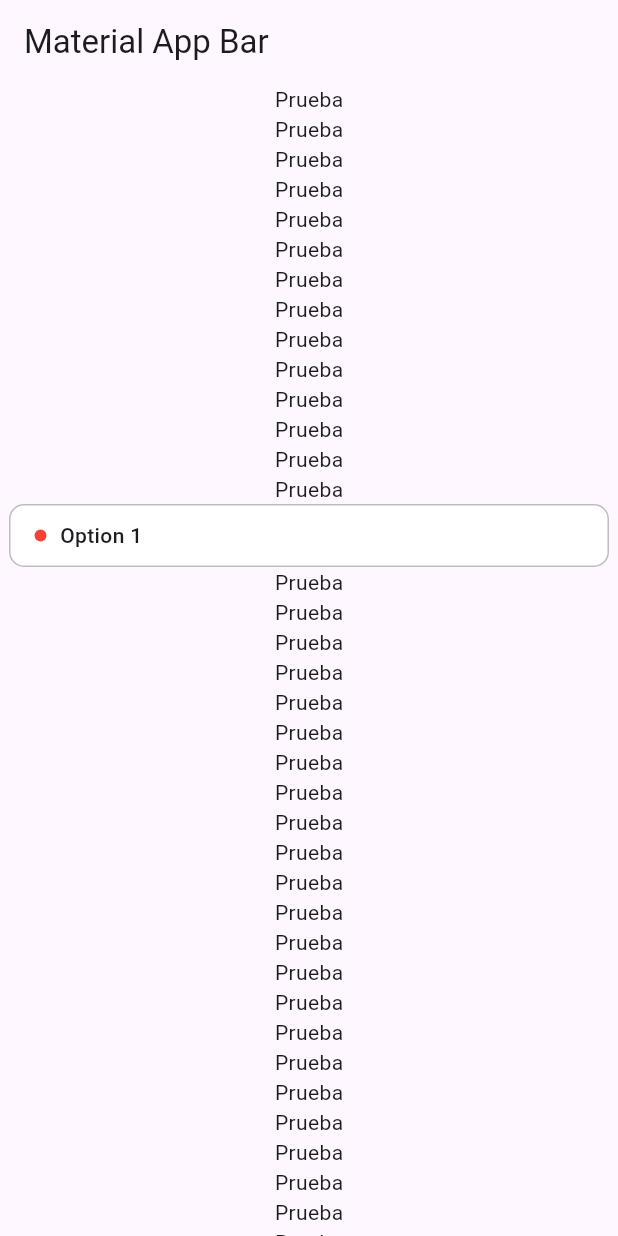
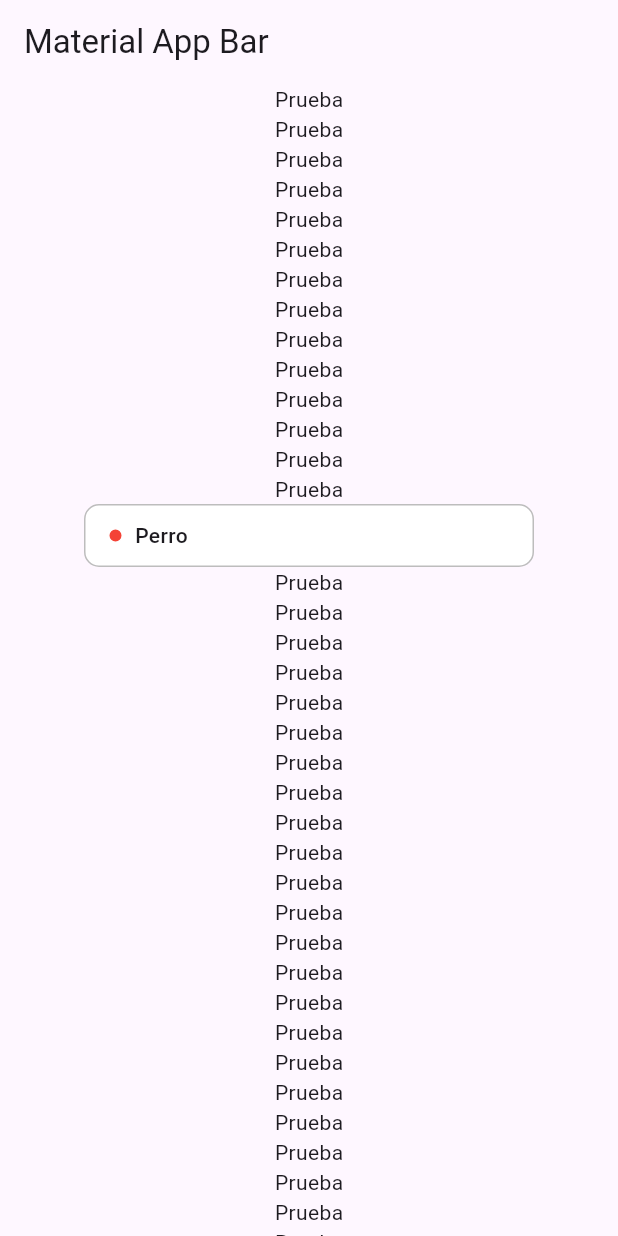
Before and after one commit to DarienRomero/flutter_stage_status_picker, a Flutter app: the screen it shows after launch, on a phone screen of 412 x 824 dp. Run offline on Flutter 3.47's test engine with Material 3 defaults, Android fonts, the phone set to English and light mode, and no system bars; our stand-ins replace diacritic.

```diff
--- a/example/lib/state_status_picker_example.dart
+++ b/example/lib/state_status_picker_example.dart
@@ -13,28 +13,59 @@ class _StateStatusPickerExampleState extends State<StateStatusPickerExample> {
   List<StatusPickerOption> list = [
     StatusPickerOption(
       id: "1",
-      label: "Option 1",
+      label: "Perro",
       color: Colors.red,
       selected: true
     ),
     StatusPickerOption(
       id: "2",
-      label: "Option 2",
+      label: "Gato",
       color: Colors.blue,
       selected: false
     ),
     StatusPickerOption(
       id: "3",
-      label: "Option 3",
+      label: "Conejo",
       color: Colors.yellow,
       selected: false
     ),
+    StatusPickerOption(
+      id: "4",
+      label: "Tortuga",
+      color: Colors.green,
+      selected: false
+    ),
+    StatusPickerOption(
+      id: "5",
+      label: "Pez",
+      color: Colors.orange,
+      selected: false
+    ),
+    StatusPickerOption(
+      id: "6",
+      label: "Hámster",
+      color: Colors.purple,
+      selected: false
+    ),
+    StatusPickerOption(
+      id: "7",
+      label: "Loro",
+      color: Colors.pink,
+      selected: false
+    ),
+    StatusPickerOption(
+      id: "8",
+      label: "Erizo",
+      color: Colors.brown,
+      selected: false
+    ),
   ];
+
   @override
   Widget build(BuildContext context) {
     return StateStatusPicker(
       options: list,
-      width: 400,
+      width: 300,
       onChanged: (List<StatusPickerOption> options) {
         setState(() {
           list = options;
--- a/example/pubspec.yaml
+++ b/example/pubspec.yaml
@@ -33,6 +33,7 @@ dependencies:
 
   flutter_stage_status_picker:
     path: ../
+  diacritic: ^0.1.6
 
 dev_dependencies:
   flutter_test:
--- a/lib/flutter_stage_status_picker.dart
+++ b/lib/flutter_stage_status_picker.dart
@@ -16,7 +16,7 @@ class StateStatusPicker extends StatefulWidget {
     required this.width,
     required this.options,
     required this.onChanged,
-    this.placeholderBox = "Seleccione",
+    this.placeholderBox = "Select",
     this.placeholderOverlay = "Search status...",
   });
 
@@ -89,12 +89,14 @@ class _StateStatusPickerState extends State<StateStatusPicker> {
                 borderRadius: BorderRadius.circular(10),
                 border: Border.all(color: Colors.grey[400]!),
               ),
+              child: SingleChildScrollView(
+                scrollDirection: Axis.horizontal,
                 child: Row(
                   mainAxisSize: MainAxisSize.min,
                   children: [
                     selectedOptions.isEmpty ? Text(widget.placeholderBox, style: TextStyle(
                       color: Colors.grey[500]!
-                  ),) :
+                    )) :
                     Container(
                       width: 8 * selectedOptions.length + 2,
                       margin: const EdgeInsets.only(
@@ -140,6 +142,7 @@ class _StateStatusPickerState extends State<StateStatusPicker> {
               ),
             ),
           ),
+        ),
       ],
     );
   }
```
Also changed, not shown: lib/overlay_content.dart (+25 -13 lines), example/pubspec.lock. Lines whose indentation alone changed are shown as unchanged.
